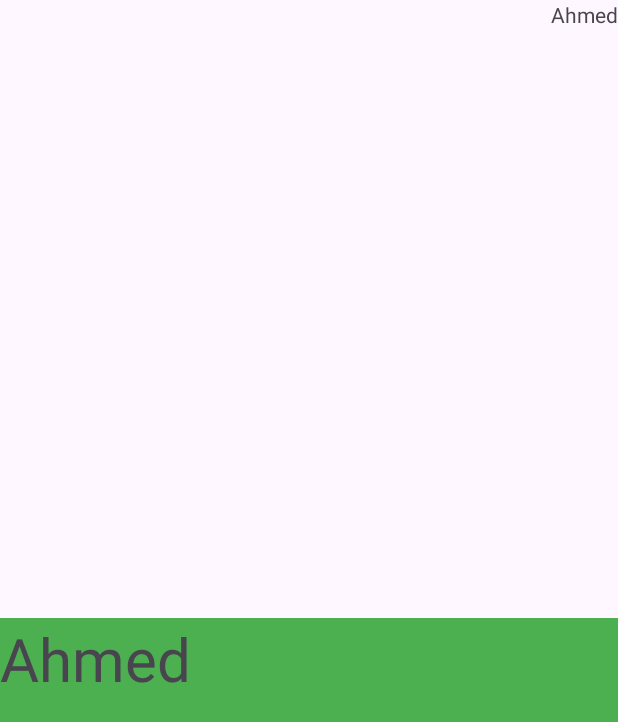
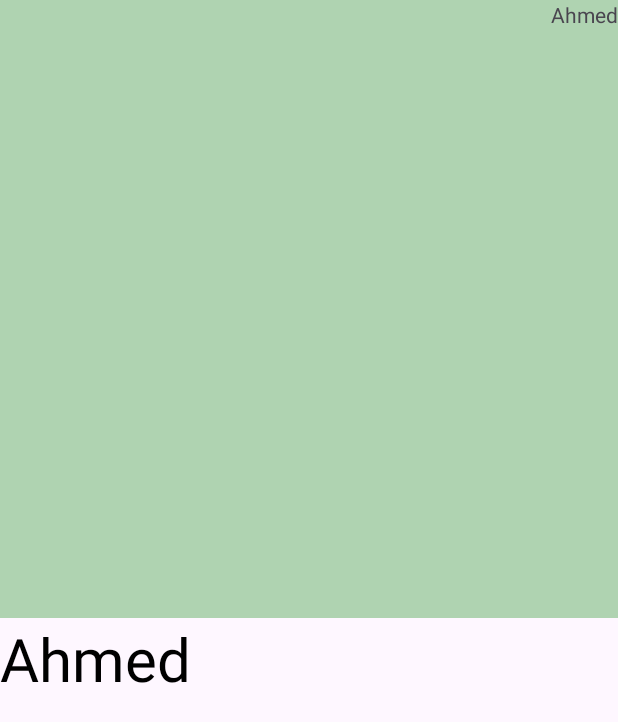
Before and after one commit to hebamomani/fragmentfragment, an Android app: the screen it shows after launch (MainActivity), after a tap on "Ahmed", on a phone screen of 412 x 824 dp. Shown: the top 722 px of the screen. Run offline under Robolectric (Android 15) with nearby library versions, the phone set to English and light mode, and no system bars.

Commit message:
fragment to activity

```diff
--- a/app/src/main/java/com/example/fragmentactivity/MainActivity.java
+++ b/app/src/main/java/com/example/fragmentactivity/MainActivity.java
@@ -1,6 +1,7 @@
 package com.example.fragmentactivity;
 
 import android.os.Bundle;
+import android.widget.TextView;
 import android.widget.Toast;
 
 import androidx.activity.EdgeToEdge;
@@ -15,36 +16,20 @@ import androidx.recyclerview.widget.RecyclerView;
 
 import java.util.ArrayList;
 
-public class MainActivity extends AppCompatActivity {
-    RecyclerView rv;
+public class MainActivity extends AppCompatActivity implements NameFragment.OnFragmentClickListener {
+    TextView tv;
 
     @Override
     protected void onCreate(Bundle savedInstanceState) {
         super.onCreate(savedInstanceState);
         EdgeToEdge.enable(this);
         setContentView(R.layout.activity_main);
-        rv=findViewById(R.id.main_rv);
-        ArrayList<Name>names=new ArrayList<>();
-        names.add(new Name("Ahmed"));
-        names.add(new Name("Mohammed"));
-        names.add(new Name("John"));
-        names.add(new Name("Ayman"));
-
-        NameAdapter adapter=new NameAdapter(names, new OnItemClickListener() {
-            @Override
-            public void onItemClick(Name name) {
-                Bundle bundle=new Bundle();
-                bundle.putString("name",name.getName());
-                NameFragment fragment= new NameFragment();
-                fragment.setArguments(bundle);
-                FragmentManager fm=getSupportFragmentManager();
-                FragmentTransaction ft=fm.beginTransaction();
-                ft.replace(R.id.main_fragment,fragment);
-                ft.commit();
-            }
-        });
-        rv.setAdapter(adapter);
-        rv.setLayoutManager(new LinearLayoutManager(this));
+tv=findViewById(R.id.tv_name);
 
     }
+
+    @Override
+    public void OnFragmentInteraction(Name name) {
+        tv.setText(name.getName());
+    }
 }
--- a/app/src/main/java/com/example/fragmentactivity/NameFragment.java
+++ b/app/src/main/java/com/example/fragmentactivity/NameFragment.java
@@ -1,13 +1,21 @@
 package com.example.fragmentactivity;
 
+import android.content.Context;
+import android.location.GnssAntennaInfo;
 import android.os.Bundle;
 
 import androidx.fragment.app.Fragment;
+import androidx.fragment.app.FragmentManager;
+import androidx.fragment.app.FragmentTransaction;
+import androidx.recyclerview.widget.LinearLayoutManager;
+import androidx.recyclerview.widget.RecyclerView;
 
 import android.view.LayoutInflater;
 import android.view.View;
 import android.view.ViewGroup;
 import android.widget.TextView;
+
+import java.util.ArrayList;
 
 /**
  * A simple {@link Fragment} subclass.
@@ -16,6 +24,7 @@ import android.widget.TextView;
  */
 public class NameFragment extends Fragment {
     private  String name;
+    private OnFragmentClickListener listener;
     public static final String ARG_NAME="name";
 
     // TODO: Rename parameter arguments, choose names that match
@@ -26,6 +35,21 @@ public class NameFragment extends Fragment {
     // TODO: Rename and change types of parameters
     private String mParam1;
     private String mParam2;
+
+    @Override
+    public void onAttach(Context context){
+        super.onAttach(context);
+        if(context instanceof OnFragmentClickListener)
+        listener= (OnFragmentClickListener) context;
+        else
+            throw new ClassCastException("Your Activity dose not implements OnFragmentClickListener");
+    }
+
+    @Override
+   public void onDetach(){
+        super.onDetach();
+        listener=null;
+    }
 
     public NameFragment() {
         // Required empty public constructor
@@ -67,8 +91,25 @@ public class NameFragment extends Fragment {
                              Bundle savedInstanceState) {
         // Inflate the layout for this fragment
         View v=inflater.inflate(R.layout.fragment_name, container, false);
-        TextView tv_name=v.findViewById(R.id.fragment_tv_name);
-        tv_name.setText(name);
+       RecyclerView rv=v.findViewById(R.id.main_rv);
+        ArrayList<Name> names=new ArrayList<>();
+        names.add(new Name("Ahmed"));
+        names.add(new Name("Mohammed"));
+        names.add(new Name("John"));
+        names.add(new Name("Ayman"));
+
+        NameAdapter adapter=new NameAdapter(names, new OnItemClickListener() {
+            @Override
+            public void onItemClick(Name name) {
+           listener.OnFragmentInteraction(name);
+            }
+        });
+        rv.setAdapter(adapter);
+        rv.setLayoutManager(new LinearLayoutManager(getActivity()));
         return v;
     }
+
+    public interface OnFragmentClickListener{
+        void OnFragmentInteraction(Name name);
+    }
 }
--- a/app/src/main/res/layout/activity_main.xml
+++ b/app/src/main/res/layout/activity_main.xml
@@ -9,15 +9,20 @@
     tools:context=".MainActivity">
 
 
-    <androidx.recyclerview.widget.RecyclerView
-        android:id="@+id/main_rv"
-        android:layout_width="match_parent"
-        android:layout_height="0dp"
-        android:layout_weight="1" />
+
+
     <androidx.fragment.app.FragmentContainerView
         android:id="@+id/main_fragment"
         android:layout_width="match_parent"
         android:layout_height="0dp"
         android:name="com.example.fragmentactivity.NameFragment"
         android:layout_weight="1"/>
+
+    <TextView
+        android:id="@+id/tv_name"
+        android:textColor="@color/black"
+        android:layout_width="match_parent"
+        android:layout_height="0dp"
+        android:textSize="40sp"
+        android:layout_weight="1"/>
 </LinearLayout>
--- a/app/src/main/res/layout/fragment_name.xml
+++ b/app/src/main/res/layout/fragment_name.xml
@@ -4,14 +4,17 @@
     android:layout_width="match_parent"
     android:layout_height="match_parent"
     tools:context=".NameFragment"
-    android:background="#4CAF50">
+    android:background="#AFD3B1">
 
     <!-- TODO: Update blank fragment layout -->
-    <TextView
-        android:id="@+id/fragment_tv_name"
+
+    <androidx.recyclerview.widget.RecyclerView
+        android:id="@+id/main_rv"
         android:layout_width="match_parent"
         android:layout_height="match_parent"
-        android:textSize="40sp" />
+
+       >
+    </androidx.recyclerview.widget.RecyclerView>
 
 
 </FrameLayout>
```
